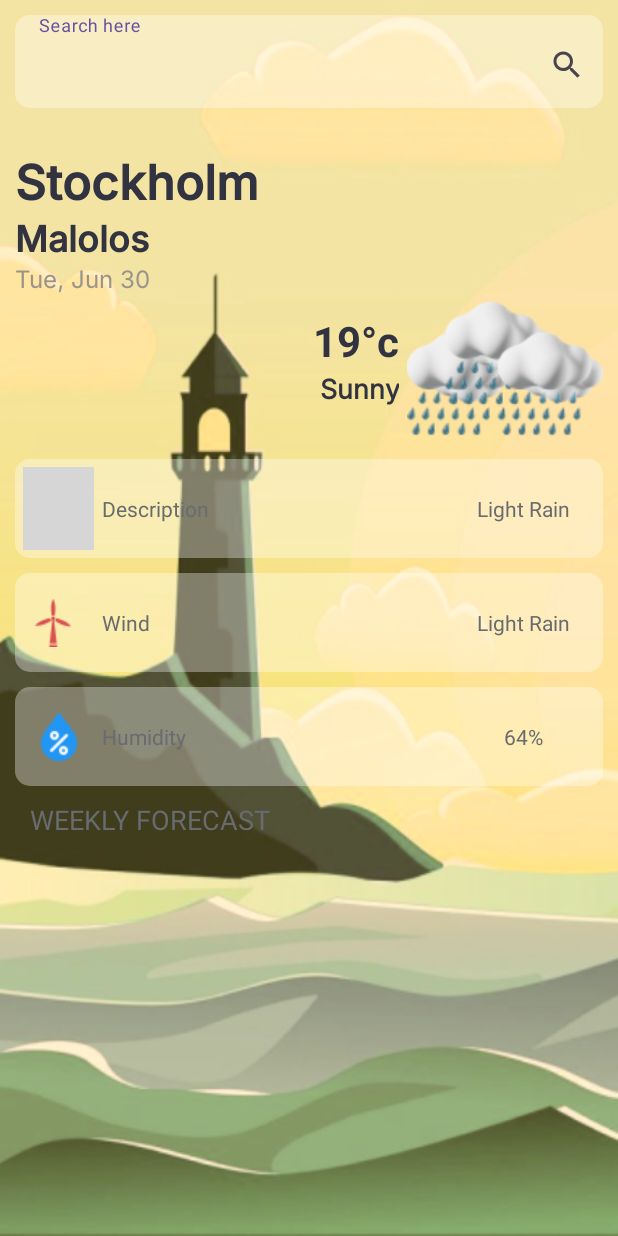
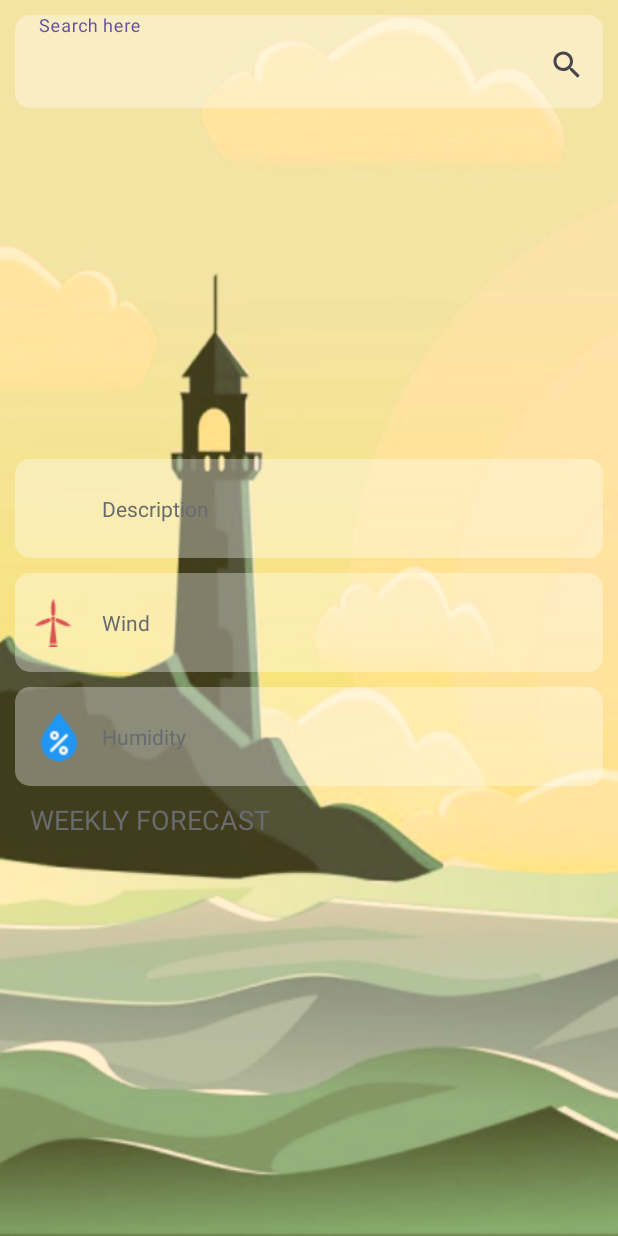
Before and after one commit to Isagani-lapira/Weather-App-Kotlin, an Android app: the screen it shows after launch (MainActivity), on a phone screen of 412 x 824 dp. Run offline under Robolectric (Android 15) with nearby library versions, the phone set to English and light mode, and no system bars; our stand-ins replace Picasso, Volley; pictures from the network do not load; grey boxes are pictures that could not be loaded.

Commit message:
clear list as changes the weather

```diff
--- a/app/src/main/java/com/example/checkitout/MainActivity.kt
+++ b/app/src/main/java/com/example/checkitout/MainActivity.kt
@@ -212,6 +212,7 @@ class MainActivity : AppCompatActivity() {
             list.add(Weather(dayOfWeek,weatherIcon,weather,celsius,themeColor))
     }
 
+    //provide the day for next 5days
     private fun getDay():String {
         val localDate = LocalDate.now()
         val dayofWeek = (localDate.dayOfWeek+ dayIterator.toLong())-1
@@ -325,8 +326,9 @@ class MainActivity : AppCompatActivity() {
 
                 cityLat = lat.toDouble()
                 cityLong = long.toDouble()
+
+                list.clear()
                 getWeather(cityLat, cityLong)
-
             }, { error -> }
         )
 
--- a/app/src/main/res/layout/activity_main.xml
+++ b/app/src/main/res/layout/activity_main.xml
@@ -37,7 +37,6 @@
         android:layout_height="wrap_content"
         android:layout_marginTop="25dp"
         android:fontFamily="@font/inter_semibold"
-        android:text="Stockholm"
         android:textSize="32sp"
         android:textStyle="bold"
         tools:ignore="TextContrastCheck" />
@@ -46,7 +45,6 @@
         android:layout_width="match_parent"
         android:layout_height="wrap_content"
         android:fontFamily="@font/inter_semibold"
-        android:text="Malolos"
         android:textSize="24sp"
         android:textStyle="bold"
         tools:ignore="TextContrastCheck" />
@@ -56,7 +54,6 @@
         android:layout_height="wrap_content"
         android:fontFamily="@font/inter"
         android:textSize="16sp"
-        android:text="Tue, Jun 30"
         android:textColor="@color/subText"
         tools:ignore="TextContrastCheck" />
 
@@ -78,7 +75,6 @@
                 android:layout_width="match_parent"
                 android:layout_height="0dp"
                 android:layout_weight="1"
-                android:text="19°c"
                 android:textSize="28sp"
                 android:textStyle="bold"
                 android:gravity="end|bottom"
@@ -91,7 +87,6 @@
                 android:layout_weight="1"
                 android:fontFamily="@font/inter"
                 android:gravity="end"
-                android:text="Sunny"
                 android:textSize="18sp"
                 android:textStyle="bold"
                 tools:ignore="TextContrastCheck" />
@@ -104,7 +99,6 @@
             android:layout_height="100dp"
             android:contentDescription="@string/weather_icon"
             android:scaleType="fitCenter"
-            android:src="@drawable/rain"
             tools:ignore="ImageContrastCheck" />
 
 
@@ -124,7 +118,6 @@
             android:layout_height="55dp"
             android:layout_weight="1"
             android:contentDescription="Descript Logo"
-            android:src="@drawable/sunny"
             tools:ignore="ImageContrastCheck" />
 
         <TextView
@@ -143,7 +136,6 @@
             android:layout_weight="2"
             android:gravity="center"
             android:textColor="@color/icons"
-            android:text="Light Rain"
             android:layout_height="match_parent"/>
     </LinearLayout>
 
@@ -178,7 +170,6 @@
             android:layout_weight="2"
             android:gravity="center"
             android:textColor="@color/icons"
-            android:text="Light Rain"
             android:layout_height="match_parent"/>
     </LinearLayout>
 
@@ -213,8 +204,7 @@
             android:layout_weight="2"
             android:layout_height="match_parent"
             android:gravity="center"
-            android:textColor="@color/icons"
-            android:text="64%" />
+            android:textColor="@color/icons" />
     </LinearLayout>
 
     <TextView
@@ -222,9 +212,10 @@
         android:layout_width="match_parent"
         android:layout_height="wrap_content"
         android:layout_margin="10dp"
+        android:text="WEEKLY FORECAST"
+        android:textColor="@color/icons"
         android:textSize="18sp"
-        android:textColor="@color/icons"
-        android:text="WEEKLY FORECAST"/>
+        tools:ignore="TextContrastCheck" />
 
     <androidx.recyclerview.widget.RecyclerView
         android:id="@+id/rvForecast"
```
